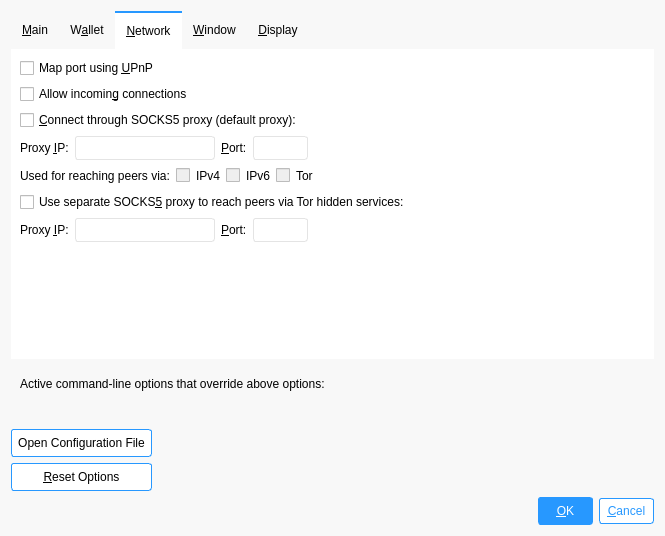
Old version of the form src/qt/forms/optionsdialog.ui in the repository ecoinchain/ecoin.
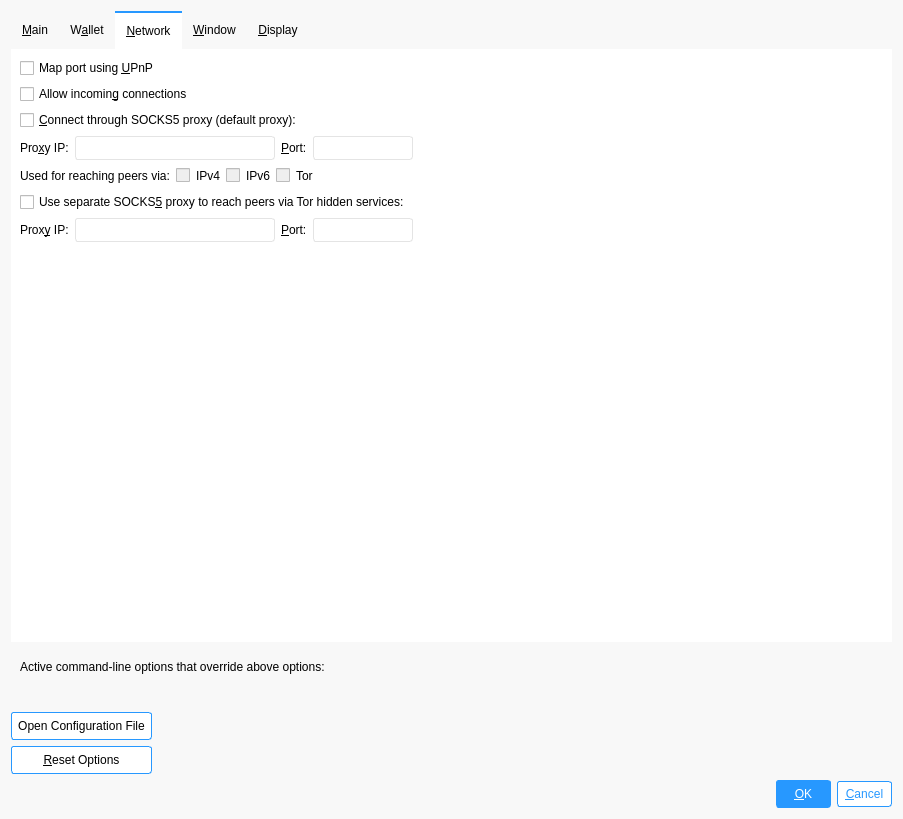
New version of the form. The open tabs and pages were chosen to show the change. Icons and pictures are not drawn. Custom widgets are drawn as their Qt base class.

```diff
--- a/src/qt/forms/optionsdialog.ui
+++ b/src/qt/forms/optionsdialog.ui
@@ -6,8 +6,8 @@
    <rect>
     <x>0</x>
     <y>0</y>
-    <width>665</width>
-    <height>536</height>
+    <width>903</width>
+    <height>819</height>
    </rect>
   </property>
   <property name="windowTitle">
@@ -417,7 +417,7 @@
          <item>
           <widget class="QLabel" name="proxyIpLabel">
            <property name="text">
-            <string>Proxy &amp;IP:</string>
+            <string>Pro&amp;xy IP:</string>
            </property>
            <property name="textFormat">
             <enum>Qt::PlainText</enum>
@@ -429,9 +429,15 @@
          </item>
          <item>
           <widget class="QValidatedLineEdit" name="proxyIp">
+           <property name="sizePolicy">
+            <sizepolicy hsizetype="Preferred" vsizetype="Fixed">
+             <horstretch>0</horstretch>
+             <verstretch>0</verstretch>
+            </sizepolicy>
+           </property>
            <property name="minimumSize">
             <size>
-             <width>140</width>
+             <width>200</width>
              <height>0</height>
             </size>
            </property>
@@ -461,9 +467,15 @@
          </item>
          <item>
           <widget class="QLineEdit" name="proxyPort">
+           <property name="sizePolicy">
+            <sizepolicy hsizetype="Preferred" vsizetype="Preferred">
+             <horstretch>0</horstretch>
+             <verstretch>0</verstretch>
+            </sizepolicy>
+           </property>
            <property name="minimumSize">
             <size>
-             <width>55</width>
+             <width>100</width>
              <height>0</height>
             </size>
            </property>
@@ -604,7 +616,7 @@
          <item>
           <widget class="QLabel" name="proxyIpTorLabel">
            <property name="text">
-            <string>Proxy &amp;IP:</string>
+            <string>Prox&amp;y IP:</string>
            </property>
            <property name="textFormat">
             <enum>Qt::PlainText</enum>
@@ -616,9 +628,15 @@
          </item>
          <item>
           <widget class="QValidatedLineEdit" name="proxyIpTor">
+           <property name="sizePolicy">
+            <sizepolicy hsizetype="Preferred" vsizetype="Fixed">
+             <horstretch>0</horstretch>
+             <verstretch>0</verstretch>
+            </sizepolicy>
+           </property>
            <property name="minimumSize">
             <size>
-             <width>140</width>
+             <width>200</width>
              <height>0</height>
             </size>
            </property>
@@ -648,9 +666,15 @@
          </item>
          <item>
           <widget class="QLineEdit" name="proxyPortTor">
+           <property name="sizePolicy">
+            <sizepolicy hsizetype="Preferred" vsizetype="Preferred">
+             <horstretch>0</horstretch>
+             <verstretch>0</verstretch>
+            </sizepolicy>
+           </property>
            <property name="minimumSize">
             <size>
-             <width>55</width>
+             <width>100</width>
              <height>0</height>
             </size>
            </property>
@@ -902,7 +926,7 @@
     </widget>
    </item>
    <item>
-    <layout class="QGridLayout" name="gridLayout" columnstretch="0,1,0,0,0,0">
+    <layout class="QGridLayout" name="gridLayout" columnstretch="0,1,0,0">
      <item row="0" column="0">
       <layout class="QVBoxLayout" name="verticalLayout_Buttons">
        <item>
```
Left out of the diff: 8 changed lines with no effect on the pictures.
